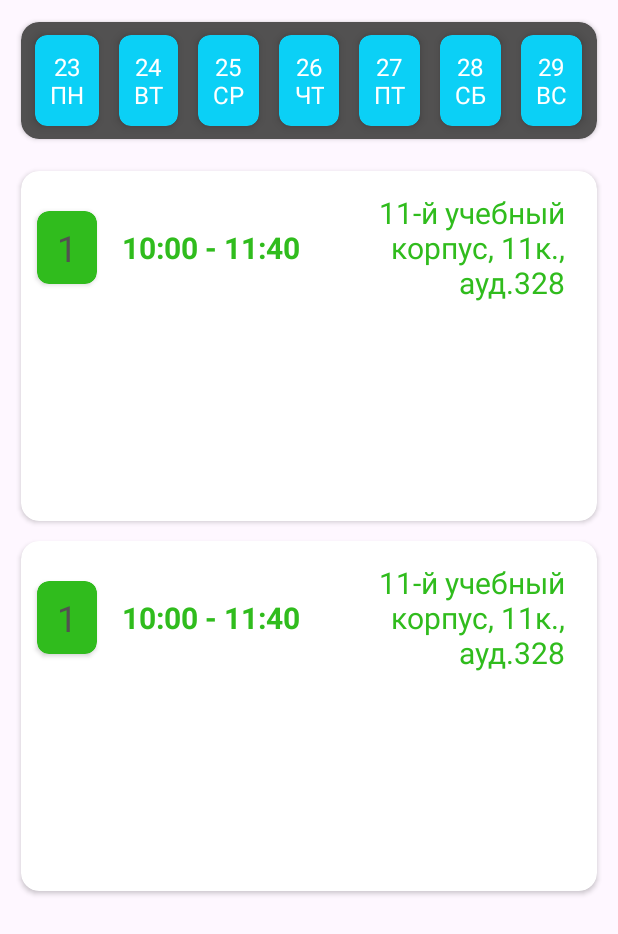
After one commit to NineDer56/MySpbstu, an Android app: the layout fragment_schedule.xml on its own in the app's theme, with its tools: preview values and no code run, on a phone screen of 412 x 824 dp. The commit adds this screen. Shown: the top 934 px of the screen. Run offline under Robolectric (Android 15) with nearby library versions, the phone set to English and light mode, and no system bars.

Commit message:
fragment_schedule.xml

```diff
--- /dev/null
+++ b/app/src/main/java/com/example/myspbstu/ScheduleFragment.kt
@@ -0,0 +1,27 @@
+package com.example.myspbstu
+
+import android.os.Bundle
+import androidx.fragment.app.Fragment
+import android.view.LayoutInflater
+import android.view.View
+import android.view.ViewGroup
+
+
+class ScheduleFragment : Fragment() {
+
+    override fun onCreate(savedInstanceState: Bundle?) {
+        super.onCreate(savedInstanceState)
+    }
+
+    override fun onCreateView(
+        inflater: LayoutInflater, container: ViewGroup?,
+        savedInstanceState: Bundle?
+    ): View? {
+        // Inflate the layout for this fragment
+        return inflater.inflate(R.layout.fragment_schedule, container, false)
+    }
+
+    companion object {
+
+    }
+}
--- /dev/null
+++ b/app/src/main/res/layout/fragment_schedule.xml
@@ -0,0 +1,29 @@
+<?xml version="1.0" encoding="utf-8"?>
+<androidx.constraintlayout.widget.ConstraintLayout xmlns:android="http://schemas.android.com/apk/res/android"
+    xmlns:app="http://schemas.android.com/apk/res-auto"
+    xmlns:tools="http://schemas.android.com/tools"
+    android:layout_width="match_parent"
+    android:layout_height="match_parent"
+    tools:context=".ScheduleFragment">
+
+    <androidx.recyclerview.widget.RecyclerView
+        android:id="@+id/rv_week"
+        android:layout_width="match_parent"
+        android:layout_height="wrap_content"
+        app:layout_constraintEnd_toEndOf="parent"
+        app:layout_constraintStart_toStartOf="parent"
+        app:layout_constraintTop_toTopOf="parent"
+        tools:itemCount="1"
+        tools:listitem="@layout/week_item" />
+
+    <androidx.recyclerview.widget.RecyclerView
+        android:id="@+id/rv_schedule"
+        android:layout_width="match_parent"
+        android:layout_height="wrap_content"
+        app:layout_constraintEnd_toEndOf="parent"
+        app:layout_constraintStart_toStartOf="parent"
+        app:layout_constraintTop_toBottomOf="@id/rv_week"
+        tools:listitem="@layout/schedule_item"
+        tools:itemCount="2"/>
+
+</androidx.constraintlayout.widget.ConstraintLayout>
--- /dev/null
+++ b/app/src/main/res/layout/schedule_item.xml
@@ -0,0 +1,119 @@
+<?xml version="1.0" encoding="utf-8"?>
+<androidx.cardview.widget.CardView xmlns:android="http://schemas.android.com/apk/res/android"
+    xmlns:app="http://schemas.android.com/apk/res-auto"
+    xmlns:tools="http://schemas.android.com/tools"
+    android:layout_width="match_parent"
+    android:layout_height="wrap_content"
+    android:layout_marginHorizontal="8dp"
+    android:elevation="4dp"
+    app:cardCornerRadius="12dp"
+    app:cardUseCompatPadding="true">
+
+    <androidx.constraintlayout.widget.ConstraintLayout
+        android:layout_width="match_parent"
+        android:layout_height="wrap_content"
+        android:padding="6dp">
+
+        <androidx.cardview.widget.CardView
+            android:id="@+id/card_lesson_order"
+            android:layout_width="wrap_content"
+            android:layout_height="wrap_content"
+            app:cardBackgroundColor="@color/dark_green"
+            app:cardCornerRadius="8dp"
+            app:cardUseCompatPadding="true"
+            app:layout_constraintBottom_toBottomOf="@id/tv_building"
+            app:layout_constraintStart_toStartOf="parent"
+            app:layout_constraintTop_toTopOf="@id/tv_building">
+
+            <TextView
+                android:id="@+id/tv_lesson_order"
+                android:layout_width="wrap_content"
+                android:layout_height="wrap_content"
+                android:gravity="center"
+                android:minWidth="40dp"
+                android:minHeight="40dp"
+                android:padding="8dp"
+                android:textColor="@color/dark_gray"
+                android:textSize="24sp"
+                tools:text="1" />
+
+        </androidx.cardview.widget.CardView>
+
+
+        <TextView
+            android:id="@+id/tv_lesson_time"
+            android:layout_width="wrap_content"
+            android:layout_height="wrap_content"
+            android:layout_marginStart="8dp"
+            android:padding="4dp"
+            android:textColor="@color/dark_green"
+            android:textSize="20sp"
+            android:textStyle="bold"
+            app:layout_constraintBottom_toBottomOf="@id/card_lesson_order"
+            app:layout_constraintStart_toEndOf="@id/card_lesson_order"
+            app:layout_constraintTop_toTopOf="@id/card_lesson_order"
+            tools:text="10:00 - 11:40" />
+
+        <TextView
+            android:id="@+id/tv_building"
+            android:layout_width="0dp"
+            android:layout_height="wrap_content"
+            android:padding="8dp"
+            android:layout_marginHorizontal="8dp"
+            android:textAlignment="textEnd"
+            android:textColor="@color/dark_green"
+            android:textSize="20sp"
+            app:layout_constraintEnd_toEndOf="parent"
+            app:layout_constraintStart_toEndOf="@id/tv_lesson_time"
+            app:layout_constraintTop_toTopOf="parent"
+            tools:text="11-й учебный корпус, 11к., ауд.328" />
+
+        <androidx.constraintlayout.widget.Barrier
+            android:id="@+id/barrier_tvOrder_tvBuilding"
+            android:layout_width="wrap_content"
+            android:layout_height="wrap_content"
+            app:barrierDirection="bottom"
+            app:constraint_referenced_ids="tv_lesson_order, tv_building" />
+
+        <TextView
+            android:id="@+id/tv_lesson_name"
+            android:layout_width="0dp"
+            android:layout_height="wrap_content"
+            android:layout_marginHorizontal="8dp"
+            android:textColor="@color/white"
+            android:textSize="24sp"
+            android:textStyle="bold"
+            app:layout_constraintEnd_toEndOf="parent"
+            app:layout_constraintStart_toStartOf="parent"
+            app:layout_constraintTop_toBottomOf="@id/barrier_tvOrder_tvBuilding"
+            tools:text="Элективная физическая культура и спорт" />
+
+        <TextView
+            android:id="@+id/tv_lesson_type"
+            android:layout_width="0dp"
+            android:layout_height="wrap_content"
+            android:layout_marginHorizontal="8dp"
+            android:layout_marginTop="8dp"
+            android:textColor="@color/white"
+            android:textSize="20sp"
+            app:layout_constraintEnd_toEndOf="parent"
+            app:layout_constraintStart_toStartOf="parent"
+            app:layout_constraintTop_toBottomOf="@id/tv_lesson_name"
+            tools:text="Зачет" />
+
+        <TextView
+            android:id="@+id/tv_lesson_teacher"
+            android:layout_width="0dp"
+            android:layout_height="wrap_content"
+            android:layout_marginHorizontal="8dp"
+            android:layout_marginTop="8dp"
+            android:textColor="@color/white"
+            android:textSize="20sp"
+            app:layout_constraintEnd_toEndOf="parent"
+            app:layout_constraintStart_toStartOf="parent"
+            app:layout_constraintTop_toBottomOf="@id/tv_lesson_type"
+            tools:text="Кульков Ян Александрович" />
+
+    </androidx.constraintlayout.widget.ConstraintLayout>
+
+</androidx.cardview.widget.CardView>
--- /dev/null
+++ b/app/src/main/res/layout/week_item.xml
@@ -0,0 +1,84 @@
+<?xml version="1.0" encoding="utf-8"?>
+<androidx.cardview.widget.CardView xmlns:android="http://schemas.android.com/apk/res/android"
+    xmlns:app="http://schemas.android.com/apk/res-auto"
+    xmlns:tools="http://schemas.android.com/tools"
+    android:layout_width="match_parent"
+    android:layout_height="wrap_content"
+    app:cardBackgroundColor="@color/dark_gray"
+    android:layout_margin="8dp"
+
+    app:cardCornerRadius="12dp"
+    app:cardUseCompatPadding="true">
+
+    <LinearLayout
+        android:layout_width="match_parent"
+        android:layout_height="wrap_content"
+        android:gravity="center"
+        android:orientation="horizontal">
+
+        <androidx.cardview.widget.CardView style="@style/day_item_card_style">
+
+            <TextView
+                style="@style/day_item_style"
+                tools:text="23\nПН" />
+
+
+        </androidx.cardview.widget.CardView>
+
+        <androidx.cardview.widget.CardView style="@style/day_item_card_style">
+
+            <TextView
+                style="@style/day_item_style"
+                tools:text="24\nВТ" />
+
+
+        </androidx.cardview.widget.CardView>
+
+        <androidx.cardview.widget.CardView style="@style/day_item_card_style">
+
+            <TextView
+                style="@style/day_item_style"
+                tools:text="25\nСР" />
+
+
+        </androidx.cardview.widget.CardView>
+
+        <androidx.cardview.widget.CardView style="@style/day_item_card_style">
+
+            <TextView
+                style="@style/day_item_style"
+                tools:text="26\nЧТ" />
+
+
+        </androidx.cardview.widget.CardView>
+
+        <androidx.cardview.widget.CardView style="@style/day_item_card_style">
+
+            <TextView
+                style="@style/day_item_style"
+                tools:text="27\nПТ" />
+
+
+        </androidx.cardview.widget.CardView>
+
+        <androidx.cardview.widget.CardView style="@style/day_item_card_style">
+
+            <TextView
+                style="@style/day_item_style"
+                tools:text="28\nСБ" />
+
+
+        </androidx.cardview.widget.CardView>
+
+        <androidx.cardview.widget.CardView style="@style/day_item_card_style">
+
+            <TextView
+                style="@style/day_item_style"
+                tools:text="29\nВС" />
+
+
+        </androidx.cardview.widget.CardView>
+
+    </LinearLayout>
+
+</androidx.cardview.widget.CardView>
--- a/app/src/main/res/values/colors.xml
+++ b/app/src/main/res/values/colors.xml
@@ -4,4 +4,9 @@
     <color name="white">#FFFFFFFF</color>
 
     <color name="gray">#C8C8C8</color>
+    <color name="dark_gray">#525151</color>
+
+    <color name="light_blue">#0BD0F6</color>
+
+    <color name="dark_green">#30BC1D</color>
 </resources>
--- /dev/null
+++ b/app/src/main/res/values/styles.xml
@@ -0,0 +1,25 @@
+<?xml version="1.0" encoding="utf-8"?>
+<resources>
+
+    <style name="day_item_style">
+        <item name="android:layout_width">wrap_content</item>
+        <item name="android:layout_height">wrap_content</item>
+        <item name="android:layout_margin">4dp</item>
+        <item name="android:padding">6dp</item>
+        <item name="android:textSize">16sp</item>
+        <item name="android:textColor">@color/white</item>
+        <item name="android:textAlignment">center</item>
+        <item name="android:gravity">center</item>
+    </style>
+
+    <style name="day_item_card_style" parent="CardView">
+        <item name="android:layout_width">wrap_content</item>
+        <item name="android:layout_height">wrap_content</item>
+        <item name="cardBackgroundColor">@color/light_blue</item>
+        <item name="cardCornerRadius">8dp</item>
+        <item name="cardElevation">4dp</item>
+        <item name="cardUseCompatPadding">true</item>
+    </style>
+
+
+</resources>
```
